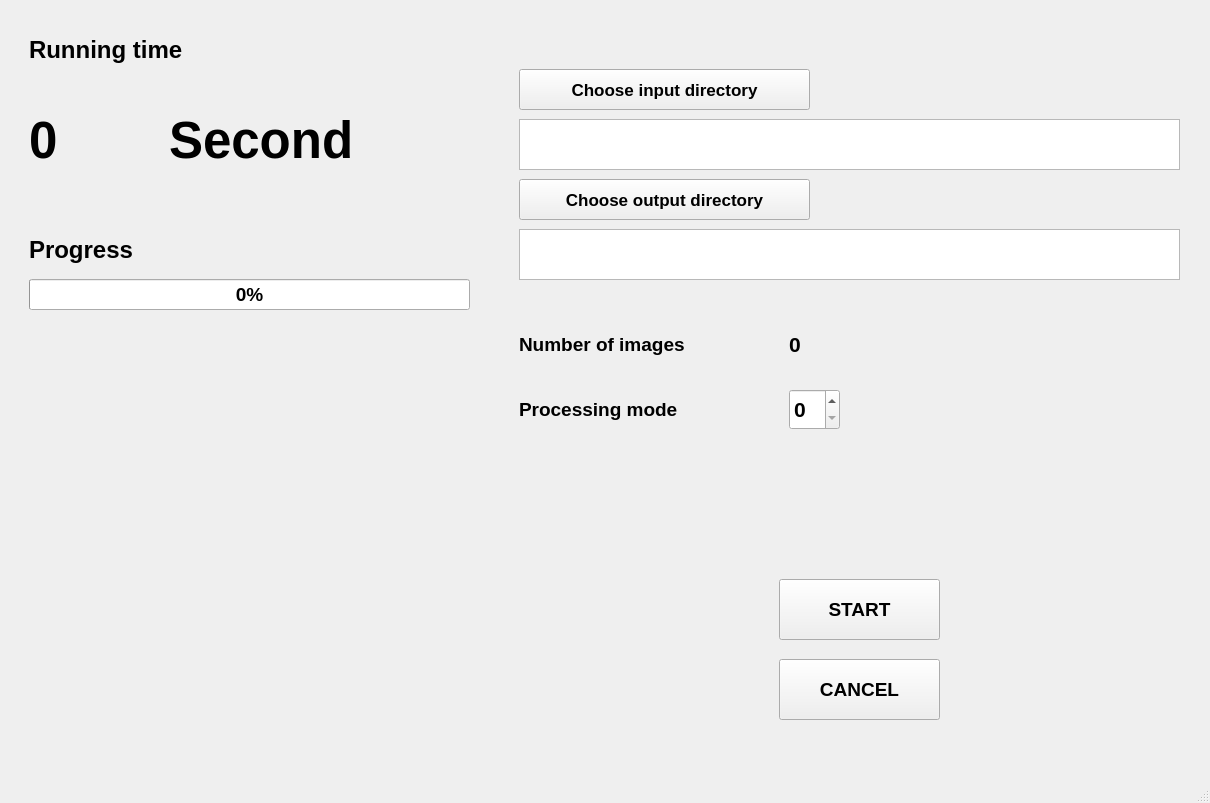
Above: mainwindow.ui from uyencorki/FISHEYE_Qt before the change. Below: the same form after it.
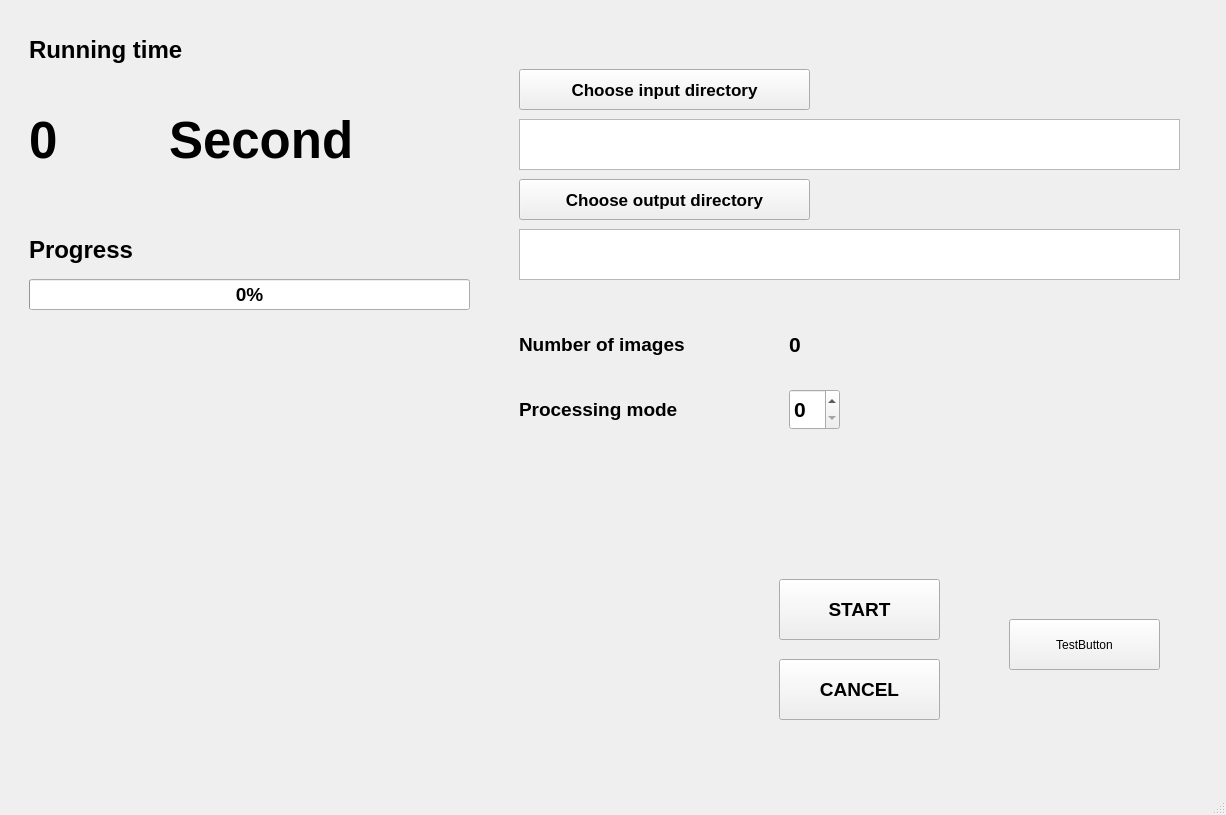
That is the form after the change.

```diff
--- a/mainwindow.ui
+++ b/mainwindow.ui
@@ -6,8 +6,8 @@
    <rect>
     <x>0</x>
     <y>0</y>
-    <width>1210</width>
-    <height>803</height>
+    <width>1226</width>
+    <height>815</height>
    </rect>
   </property>
   <property name="windowTitle">
@@ -234,6 +234,19 @@
          <string>Choose output directory</string>
         </property>
        </widget>
+       <widget class="QPushButton" name="Test_Button">
+        <property name="geometry">
+         <rect>
+          <x>490</x>
+          <y>610</y>
+          <width>151</width>
+          <height>51</height>
+         </rect>
+        </property>
+        <property name="text">
+         <string>TestButton</string>
+        </property>
+       </widget>
       </widget>
       <widget class="QLabel" name="spend_time">
        <property name="geometry">
```
Left out of the diff: 2 changed lines with no effect on the pictures.
